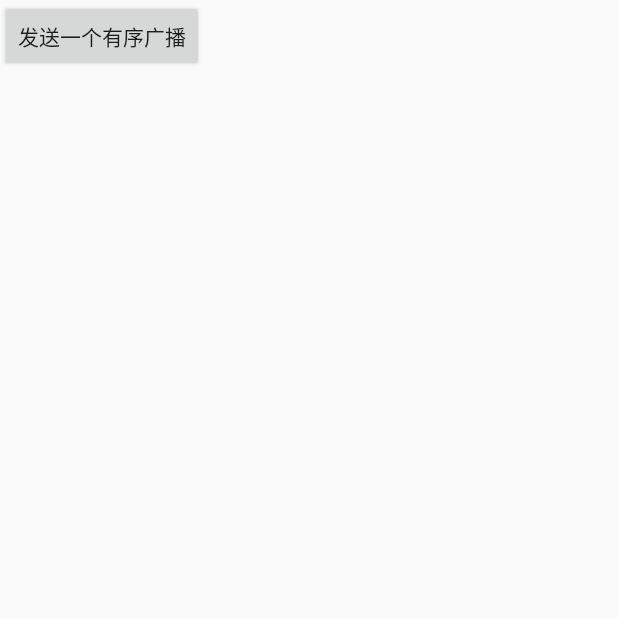
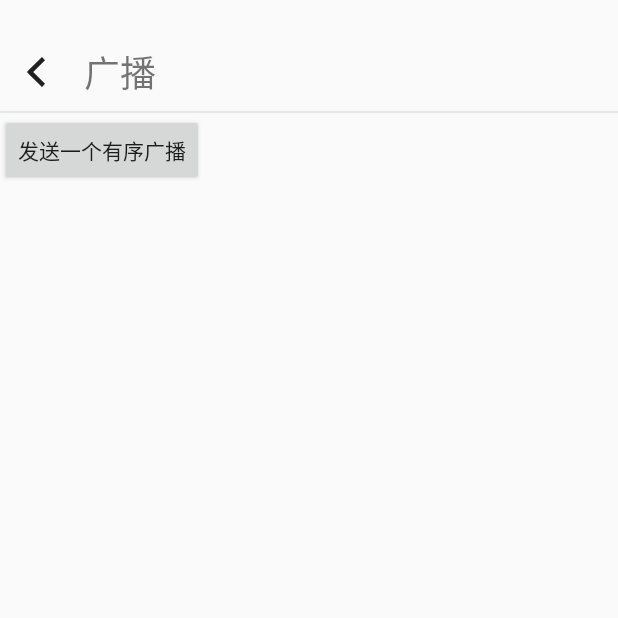
Before and after one commit to 7911ty/study_demo, an Android app: the MyBroadcastReceiverActivity screen opened directly, with no data from a screen before it, on a phone screen of 412 x 824 dp, the top half of it. Run offline under Robolectric (Android 15) with nearby library versions, the phone set to English and light mode, and no system bars; libraries missing offline, so code that uses them is left out: com.readystatesoftware.systembartint.

Commit message:
添加标题

```diff
--- a/app/src/main/java/com/example/studydemo/base/BaseActivity.java
+++ b/app/src/main/java/com/example/studydemo/base/BaseActivity.java
@@ -6,13 +6,16 @@ import android.content.pm.ActivityInfo;
 import android.os.Bundle;
 import android.os.Looper;
 import android.view.View;
-import android.view.Window;
+import android.view.ViewGroup;
 import android.view.WindowManager;
 import android.view.inputmethod.InputMethodManager;
 import android.widget.Toast;
 
 import androidx.annotation.Nullable;
 import androidx.appcompat.app.AppCompatActivity;
+
+import com.example.studydemo.utils.StatusBarUtil;
+import com.example.studydemo.view.MyTitleView;
 
 public abstract class BaseActivity extends AppCompatActivity {
     //获取TAG的activity名称
@@ -25,6 +28,8 @@ public abstract class BaseActivity extends AppCompatActivity {
     private boolean isAllowScreenRoate = true;
     //封装Toast对象
     private static Toast toast;
+    // 标题
+    private static MyTitleView myTitleView;
 
     public Context context;
 
@@ -34,15 +39,19 @@ public abstract class BaseActivity extends AppCompatActivity {
         context = this;
         //activity管理
         ActivityCollector.addActivity(this);
-        if (!isShowTitle) {
-            requestWindowFeature(Window.FEATURE_NO_TITLE);
+        //设置布局
+        setContentView(initLayout());
+        if (isShowTitle) {
+            ViewGroup viewGroup = getWindow().getDecorView().findViewById(android.R.id.content);
+            MyTitleView myTitleView = new MyTitleView(this);
+            myTitleView.setText(initTitleText());
+            viewGroup.addView(myTitleView);
+            StatusBarUtil.setActivityViewInBarBottom(this, myTitleView);
         }
-        if (isShowStatusBar) {
+        if (!isShowStatusBar) {
             getWindow().setFlags(WindowManager.LayoutParams.FLAG_FULLSCREEN
                     , WindowManager.LayoutParams.FLAG_FULLSCREEN);
         }
-        //设置布局
-        setContentView(initLayout());
         //设置屏幕是否可旋转
         if (!isAllowScreenRoate) {
             setRequestedOrientation(ActivityInfo.SCREEN_ORIENTATION_LANDSCAPE);
@@ -67,10 +76,15 @@ public abstract class BaseActivity extends AppCompatActivity {
      */
     protected abstract void initView();
 
+    protected String initTitleText(){
+        return "";
+    }
+
     /**
      * 设置数据。不需要设置abstract，在不需要的地方不需要重写
      */
-    protected void initData(){};
+    protected void initData() {
+    }
 
     /**
      * 设置是否显示标题栏
--- a/app/src/main/java/com/example/studydemo/ui/receiver/AnotherBroadcastReceiver.java
+++ b/app/src/main/java/com/example/studydemo/ui/receiver/AnotherBroadcastReceiver.java
@@ -5,6 +5,9 @@ import android.content.Context;
 import android.content.Intent;
 import android.widget.Toast;
 
+/**
+ * 用来验证是否还能接受的第二个有序广播
+ */
 public class AnotherBroadcastReceiver extends BroadcastReceiver {
     @Override
     public void onReceive(Context context, Intent intent) {
--- a/app/src/main/java/com/example/studydemo/ui/receiver/MyBroadcastReceiverActivity.java
+++ b/app/src/main/java/com/example/studydemo/ui/receiver/MyBroadcastReceiverActivity.java
@@ -5,6 +5,7 @@ import android.widget.Button;
 
 import com.example.studydemo.R;
 import com.example.studydemo.base.BaseActivity;
+import com.example.studydemo.utils.StatusBarUtil;
 
 /**
  * 广播
@@ -17,7 +18,8 @@ public class MyBroadcastReceiverActivity extends BaseActivity {
 
     @Override
     protected void initView() {
-        this.setShowTitle(true);
+        StatusBarUtil.setTranslucentStatus(this);
+        StatusBarUtil.setAndroidNativeLightStatusBar(this, true);
         Button broadcast_receiver_btn = findViewById(R.id.broadcast_receiver_btn);
         broadcast_receiver_btn.setOnClickListener(v -> {
             Intent intent = new Intent("com.example.myhw2.MY_RECEIVER");
@@ -30,4 +32,9 @@ public class MyBroadcastReceiverActivity extends BaseActivity {
     @Override
     protected void initData() {
     }
+
+    @Override
+    protected String initTitleText() {
+        return "广播";
+    }
 }
--- a/app/src/main/java/com/example/studydemo/utils/StatusBarUtil.java
+++ b/app/src/main/java/com/example/studydemo/utils/StatusBarUtil.java
@@ -145,6 +145,7 @@ public class StatusBarUtil {
 
     //获取状态栏高度
     public static int getStatusBar(Activity activity) {
+
         int statusBarHeight = -1;
         //获取status_bar_height资源的ID
         int resourceId = activity.getResources().getIdentifier("status_bar_height", "dimen", "android");
@@ -171,6 +172,8 @@ public class StatusBarUtil {
             return;
         }
         ViewGroup.MarginLayoutParams layoutParams = (ViewGroup.MarginLayoutParams) view.getLayoutParams();
+//        ViewGroup.MarginLayoutParams layoutParams =
+//                new ViewGroup.MarginLayoutParams(ViewGroup.MarginLayoutParams.MATCH_PARENT,ViewGroup.MarginLayoutParams.WRAP_CONTENT);
         layoutParams.topMargin = statusBar;
         view.setLayoutParams(layoutParams);
     }
--- /dev/null
+++ b/app/src/main/java/com/example/studydemo/view/MyTitleView.java
@@ -0,0 +1,48 @@
+package com.example.studydemo.view;
+
+import android.app.Activity;
+import android.content.Context;
+import android.util.AttributeSet;
+import android.view.LayoutInflater;
+import android.view.View;
+import android.widget.ImageView;
+import android.widget.LinearLayout;
+import android.widget.TextView;
+
+import com.example.studydemo.R;
+
+/**
+ * 标题
+ */
+public class MyTitleView extends LinearLayout {
+
+    private final Activity mContent;
+    private TextView titleBar;
+
+    public MyTitleView(Context context) {
+        this(context,null);
+    }
+
+    public MyTitleView(Context context, AttributeSet attrs) {
+        this(context, attrs,0);
+    }
+
+    public MyTitleView(Context context, AttributeSet attrs, int defStyleAttr) {
+        super(context, attrs, defStyleAttr);
+        this.mContent = (Activity) context;
+        initView();
+    }
+
+    private void initView() {
+        View view = LayoutInflater.from(getContext()).inflate(R.layout.my_title_view, this, false);
+        titleBar = view.findViewById(R.id.my_title_view);
+        ImageView blackIv = view.findViewById(R.id.black_iv);
+        blackIv.setOnClickListener(view1 -> mContent.finish());
+        addView(view);
+    }
+    public void setText(String str){
+        if (titleBar != null) {
+            titleBar.setText(str);
+        }
+    }
+}
--- /dev/null
+++ b/app/src/main/java/com/example/studydemo/view/TitleSpaceView.java
@@ -0,0 +1,35 @@
+package com.example.studydemo.view;
+
+import android.app.Activity;
+import android.content.Context;
+import android.util.AttributeSet;
+import android.view.ViewGroup;
+import android.widget.LinearLayout;
+
+import androidx.annotation.Nullable;
+
+import com.example.studydemo.utils.DisplayUtil;
+import com.example.studydemo.utils.StatusBarUtil;
+
+public class TitleSpaceView extends LinearLayout {
+    private final Context mContent;
+
+    public TitleSpaceView(Context context) {
+        this(context, null);
+    }
+
+    public TitleSpaceView(Context context, @Nullable AttributeSet attrs) {
+        this(context, attrs, 0);
+    }
+
+    public TitleSpaceView(Context context, @Nullable AttributeSet attrs, int defStyleAttr) {
+        super(context, attrs, defStyleAttr);
+        this.mContent = context;
+    }
+
+    @Override
+    protected void onMeasure(int widthMeasureSpec, int heightMeasureSpec) {
+        int height = StatusBarUtil.getStatusBar((Activity) mContent) + DisplayUtil.dip2px(mContent, 42);
+        setMeasuredDimension(ViewGroup.LayoutParams.MATCH_PARENT, height);
+    }
+}
--- /dev/null
+++ b/app/src/main/res/drawable/ic_back.xml
@@ -0,0 +1,9 @@
+<vector xmlns:android="http://schemas.android.com/apk/res/android"
+    android:width="200dp"
+    android:height="200dp"
+    android:viewportWidth="1024"
+    android:viewportHeight="1024">
+  <path
+      android:pathData="M819.2,108.8L716.8,0 307.2,403.2 204.8,512l102.4,108.8L716.8,1024l102.4,-108.8L416,512z"
+      android:fillColor="#202020"/>
+</vector>
--- a/app/src/main/res/layout/activity_broadcast_receiver.xml
+++ b/app/src/main/res/layout/activity_broadcast_receiver.xml
@@ -3,8 +3,15 @@
     android:layout_width="match_parent"
     android:layout_height="match_parent">
 
+    <com.example.studydemo.view.TitleSpaceView
+        android:id="@+id/title_space"
+        android:layout_width="match_parent"
+        android:layout_height="wrap_content" />
+
     <Button
         android:id="@+id/broadcast_receiver_btn"
+        android:layout_below="@+id/title_space"
+        android:layout_marginTop="10dp"
         android:layout_width="wrap_content"
         android:layout_height="wrap_content"
         android:text="发送一个有序广播" />
--- a/app/src/main/res/layout/activity_second.xml
+++ b/app/src/main/res/layout/activity_second.xml
@@ -6,13 +6,20 @@
     android:layout_height="match_parent"
     tools:context=".ui.SecondActivity">
 
+    <com.example.studydemo.view.TitleSpaceView
+        android:id="@+id/title_space"
+        android:layout_width="match_parent"
+        android:layout_height="wrap_content"
+        app:layout_constraintStart_toStartOf="parent"
+        app:layout_constraintTop_toTopOf="parent" />
+
     <Button
         android:id="@+id/sec_bt"
         android:layout_width="match_parent"
         android:layout_height="50dp"
+        android:background="@color/red"
         android:text="拉起弹窗"
         android:textSize="20dp"
-        android:background="@color/red"
-        app:layout_constraintTop_toTopOf="parent" />
+        app:layout_constraintTop_toBottomOf="@+id/title_space" />
 
 </androidx.constraintlayout.widget.ConstraintLayout>
--- /dev/null
+++ b/app/src/main/res/layout/my_title_view.xml
@@ -0,0 +1,30 @@
+<?xml version="1.0" encoding="utf-8"?>
+<RelativeLayout xmlns:android="http://schemas.android.com/apk/res/android"
+    android:layout_width="match_parent"
+    android:layout_height="match_parent" >
+
+    <ImageView
+        android:id="@+id/black_iv"
+        android:layout_width="48dp"
+        android:layout_height="48dp"
+        android:src="@drawable/ic_back"
+        android:padding="14dp"/>
+    <TextView
+        android:id="@+id/my_title_view"
+        android:layout_toRightOf="@+id/black_iv"
+        android:layout_marginStart="8dp"
+        android:layout_width="match_parent"
+        android:layout_height="48dp"
+        android:gravity="center_vertical"
+        android:maxLines="1"
+        android:text="moren"
+        android:textSize="24dp" />
+    <View
+        android:id="@+id/line"
+        android:layout_below="@+id/my_title_view"
+        android:background="#E8E6E6"
+        android:layout_marginTop="2dp"
+        android:layout_width="match_parent"
+        android:layout_height="1dp" />
+
+</RelativeLayout>
--- a/settings.gradle
+++ b/settings.gradle
@@ -4,6 +4,7 @@ dependencyResolutionManagement {
         google()
         mavenCentral()
         jcenter() // Warning: this repository is going to shut down soon
+        maven { url 'https://jitpack.io' }
     }
 }
 rootProject.name = "MyHW2"
```
